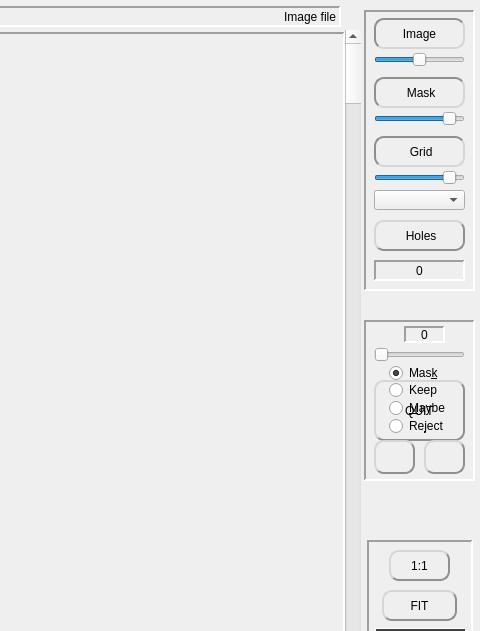
Qt form mainwindow.ui (AbsurdePhoton/superpixels-segmentation-gui-opencv) before a commit; both pictures show x 886 to 1366 and y 0 to 631 of the 1366 by 789 pixel window.
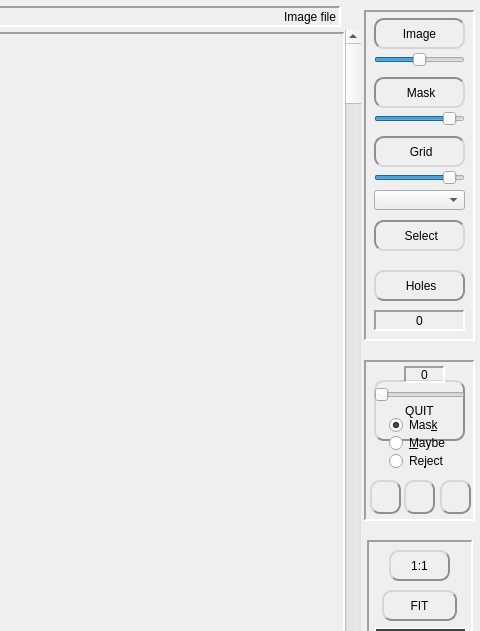
The same form after that commit. Icons and pictures are not drawn.

Commit message: v2.3: added Clear and GrabCut functions

The edit to the form file:
```diff
--- a/mainwindow.ui
+++ b/mainwindow.ui
@@ -30,7 +30,7 @@
       <x>1250</x>
       <y>10</y>
       <width>111</width>
-      <height>281</height>
+      <height>331</height>
      </rect>
     </property>
     <property name="frameShape">
@@ -335,7 +335,7 @@
      <property name="geometry">
       <rect>
        <x>10</x>
-       <y>210</y>
+       <y>260</y>
        <width>91</width>
        <height>31</height>
       </rect>
@@ -393,7 +393,7 @@
      <property name="geometry">
       <rect>
        <x>10</x>
-       <y>250</y>
+       <y>300</y>
        <width>91</width>
        <height>21</height>
       </rect>
@@ -417,6 +417,64 @@
       <set>Qt::AlignCenter</set>
      </property>
     </widget>
+    <widget class="QPushButton" name="checkBox_selection">
+     <property name="geometry">
+      <rect>
+       <x>10</x>
+       <y>210</y>
+       <width>91</width>
+       <height>31</height>
+      </rect>
+     </property>
+     <property name="cursor">
+      <cursorShape>PointingHandCursor</cursorShape>
+     </property>
+     <property name="focusPolicy">
+      <enum>Qt::NoFocus</enum>
+     </property>
+     <property name="toolTip">
+      <string>&lt;html&gt;&lt;head/&gt;&lt;body&gt;&lt;p&gt;Display (or not) the selection mask.&lt;/p&gt;&lt;/body&gt;&lt;/html&gt;</string>
+     </property>
+     <property name="styleSheet">
+      <string notr="true">QPushButton {
+	background: qlineargradient(x1: 0, y1: 0, x2: 0, y2: 1,
+                                      stop: 0 #FFFFFF, stop: 1 #E0E0E0);
+	border-radius: 10px;
+	border: 2px outset #8f8f91;
+	color rgb(0,0,0);
+}
+QPushButton:checked {
+	border: 2px inset #8f8f91;
+}
+QToolTip {
+    border:2px solid black;
+	padding:5px;
+	background-color:rgb(64,64,64);
+	color:white;
+	font-size: 14px;
+}</string>
+     </property>
+     <property name="text">
+      <string> Select</string>
+     </property>
+     <property name="icon">
+      <iconset resource="resources.qrc">
+       <normaloff>:/icons/hide.png</normaloff>
+       <normalon>:/icons/selection.png</normalon>:/icons/hide.png</iconset>
+     </property>
+     <property name="iconSize">
+      <size>
+       <width>24</width>
+       <height>24</height>
+      </size>
+     </property>
+     <property name="checkable">
+      <bool>true</bool>
+     </property>
+     <property name="checked">
+      <bool>true</bool>
+     </property>
+    </widget>
    </widget>
    <widget class="QFrame" name="frame_image_resolution">
     <property name="geometry">
@@ -4372,7 +4430,7 @@
     <property name="geometry">
      <rect>
       <x>1250</x>
-      <y>320</y>
+      <y>360</y>
       <width>111</width>
       <height>161</height>
      </rect>
@@ -4450,11 +4508,17 @@
 	font-size: 14px;
 }</string>
      </property>
+     <property name="minimum">
+      <number>1</number>
+     </property>
      <property name="maximum">
       <number>20</number>
      </property>
+     <property name="pageStep">
+      <number>1</number>
+     </property>
      <property name="value">
-      <number>0</number>
+      <number>1</number>
      </property>
      <property name="orientation">
       <enum>Qt::Horizontal</enum>
@@ -4467,7 +4531,7 @@
      <property name="geometry">
       <rect>
        <x>25</x>
-       <y>42</y>
+       <y>54</y>
        <width>81</width>
        <height>22</height>
       </rect>
@@ -4491,36 +4555,11 @@
       <bool>true</bool>
      </property>
     </widget>
-    <widget class="QRadioButton" name="radioButton_draw_keep">
-     <property name="geometry">
-      <rect>
-       <x>25</x>
-       <y>59</y>
-       <width>81</width>
-       <height>22</height>
-      </rect>
-     </property>
-     <property name="toolTip">
-      <string>&lt;html&gt;&lt;head/&gt;&lt;body&gt;&lt;p&gt;Use this color to draw the GrabCut &amp;quot;keep&amp;quot; zones&lt;/p&gt;&lt;/body&gt;&lt;/html&gt;</string>
-     </property>
-     <property name="styleSheet">
-      <string notr="true">QToolTip {
-    border:2px solid black;
-	padding:5px;
-	background-color:rgb(64,64,64);
-	color:white;
-	font-size: 14px;
-}</string>
-     </property>
-     <property name="text">
-      <string>Keep</string>
-     </property>
-    </widget>
     <widget class="QRadioButton" name="radioButton_draw_reject">
      <property name="geometry">
       <rect>
        <x>25</x>
-       <y>95</y>
+       <y>90</y>
        <width>81</width>
        <height>22</height>
       </rect>
@@ -4544,9 +4583,9 @@
     <widget class="QPushButton" name="pushButton_draw_clear">
      <property name="geometry">
       <rect>
-       <x>10</x>
+       <x>6</x>
        <y>120</y>
-       <width>41</width>
+       <width>31</width>
        <height>34</height>
       </rect>
      </property>
@@ -4598,9 +4637,9 @@
     <widget class="QPushButton" name="pushButton_draw_grabcut">
      <property name="geometry">
       <rect>
-       <x>60</x>
+       <x>40</x>
        <y>120</y>
-       <width>41</width>
+       <width>31</width>
        <height>34</height>
       </rect>
      </property>
@@ -4653,7 +4692,7 @@
      <property name="geometry">
       <rect>
        <x>25</x>
-       <y>77</y>
+       <y>72</y>
        <width>81</width>
        <height>22</height>
       </rect>
@@ -4705,6 +4744,60 @@
       <bool>true</bool>
      </property>
     </widget>
+    <widget class="QPushButton" name="pushButton_draw_grabcut_iteration">
+     <property name="geometry">
+      <rect>
+       <x>76</x>
+       <y>120</y>
+       <width>31</width>
+       <height>34</height>
+      </rect>
+     </property>
+     <property name="cursor">
+      <cursorShape>PointingHandCursor</cursorShape>
+     </property>
+     <property name="focusPolicy">
+      <enum>Qt::NoFocus</enum>
+     </property>
+     <property name="toolTip">
+      <string>&lt;html&gt;&lt;head/&gt;&lt;body&gt;&lt;p&gt;Refine the previous GrabCut execution.&lt;/p&gt;&lt;p&gt;If you complete the drawing, don't use this button again: use the GrabCut button one more time&lt;/p&gt;&lt;/body&gt;&lt;/html&gt;</string>
+     </property>
+     <property name="styleSheet">
+      <string notr="true">QPushButton {
+	background: qlineargradient(x1: 0, y1: 0, x2: 0, y2: 1,
+                                      stop: 0 #FFFFFF, stop: 1 #E0E0E0);
+	border-radius: 10px;
+	border: 2px outset #8f8f91;
+	color rgb(0,0,0);
+}
+QPushButton:checked {
+	border: 2px inset #8f8f91;
+}
+QToolTip {
+    border:2px solid black;
+	padding:5px;
+	background-color:rgb(64,64,64);
+	color:white;
+	font-size: 14px;
+}</string>
+     </property>
+     <property name="text">
+      <string/>
+     </property>
+     <property name="icon">
+      <iconset resource="resources.qrc">
+       <normaloff>:/icons/cut-plus.png</normaloff>:/icons/cut-plus.png</iconset>
+     </property>
+     <property name="iconSize">
+      <size>
+       <width>24</width>
+       <height>24</height>
+      </size>
+     </property>
+     <property name="checkable">
+      <bool>false</bool>
+     </property>
+    </widget>
    </widget>
    <zorder>button_quit</zorder>
    <zorder>frame_draw</zorder>
```
Left out of the diff: 8 changed lines with no effect on the pictures.
